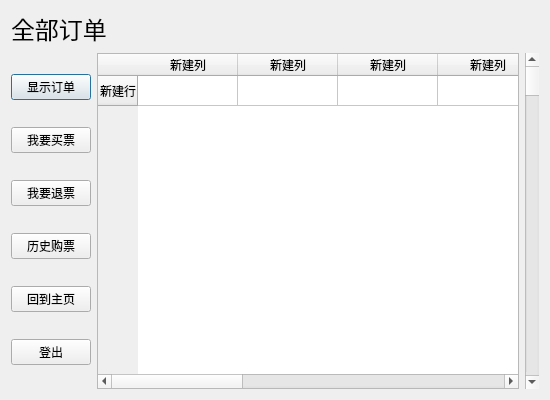
New-bottle/train-ticket-system, file UI/userticket.ui: the form before one commit.
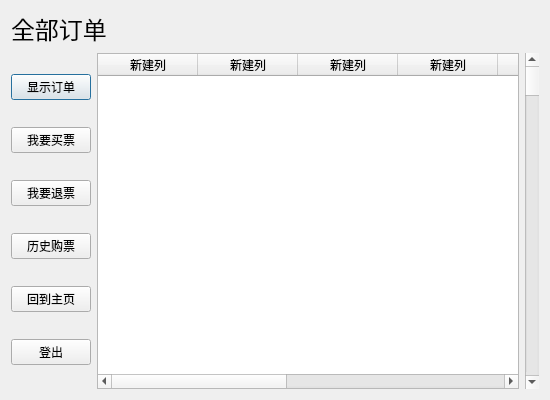
The form after the commit.

```diff
--- a/UI/userticket.ui
+++ b/UI/userticket.ui
@@ -77,11 +77,6 @@
      </item>
      <item>
       <widget class="QTableWidget" name="tableWidget_2">
-       <row>
-        <property name="text">
-         <string>新建行</string>
-        </property>
-       </row>
        <column>
         <property name="text">
          <string>新建列</string>
```
